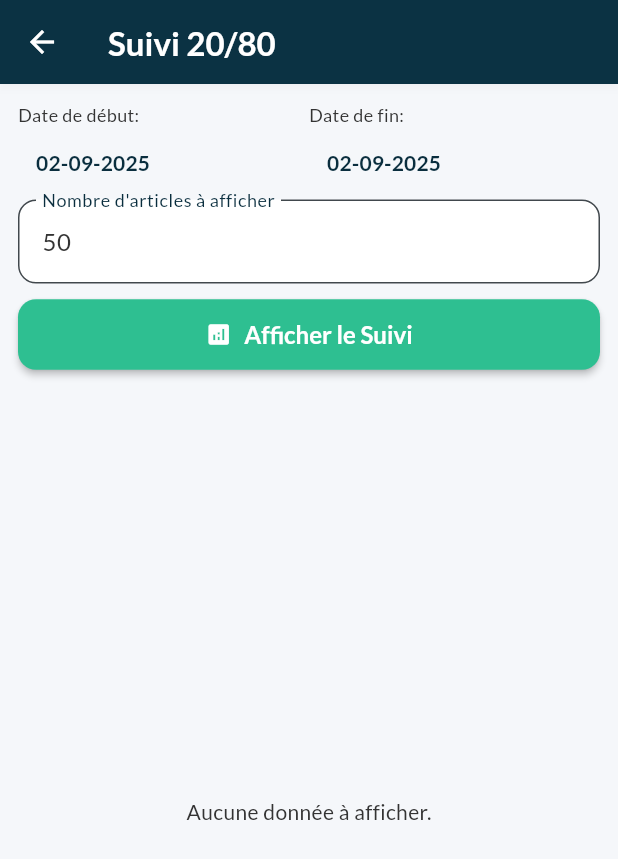
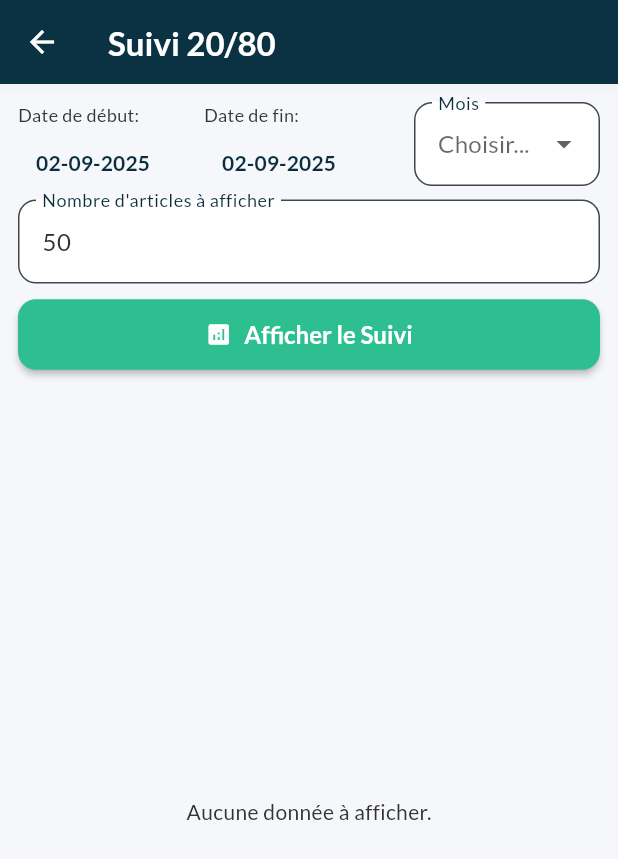
Before and after one commit to airm5500/prestige_app, a Flutter app: the Suivi2080Screen screen opened directly, on a phone screen of 412 x 824 dp. Shown: the top 859 px of the screen. Run offline on Flutter 3.47's test engine with Material 3 defaults, Android fonts, the phone set to English and light mode, and no system bars; our stand-ins replace csv, fl_chart, fluttertoast, google_fonts, pdf, printing and 2 more; accounts and stored records are empty; network calls fail.

Commit message:
Maj ajout date menu (tableau analyse, ca global, suivi 2080, retour fourn, detail ca)

```diff
--- a/lib/screens/suivi_20_80_screen.dart
+++ b/lib/screens/suivi_20_80_screen.dart
@@ -19,6 +19,7 @@ class _Suivi2080ScreenState extends State<Suivi2080Screen> with BaseScreenLogic<
   DateTime _startDate = DateFormatter.getDefaultStartDate();
   DateTime _endDate = DateFormatter.getDefaultEndDate();
   final TextEditingController _limitController = TextEditingController(text: '50');
+  int? _selectedMonth;
 
   @override
   void dispose() {
@@ -27,6 +28,10 @@ class _Suivi2080ScreenState extends State<Suivi2080Screen> with BaseScreenLogic<
   }
 
   Future<void> _loadData() async {
+    setState(() {
+      _dataList = [];
+    });
+
     final queryParams = {
       'dtStart': DateFormatter.toApiFormat(_startDate),
       'dtEnd': DateFormatter.toApiFormat(_endDate),
@@ -51,7 +56,6 @@ class _Suivi2080ScreenState extends State<Suivi2080Screen> with BaseScreenLogic<
     }
   }
 
-  // AJOUT: Widget d'aide pour construire les lignes de détail
   Widget _buildDetailRow(String label, String value, {TextStyle? valueStyle}) {
     return Padding(
       padding: const EdgeInsets.symmetric(vertical: 2.0),
@@ -64,6 +68,94 @@ class _Suivi2080ScreenState extends State<Suivi2080Screen> with BaseScreenLogic<
           ],
         ),
       ),
+    );
+  }
+
+  Future<void> _selectDate(BuildContext context, bool isStartDate) async {
+    final DateTime? picked = await showDatePicker(
+      context: context,
+      initialDate: isStartDate ? _startDate : _endDate,
+      firstDate: DateTime(2000),
+      lastDate: DateTime(2101),
+      locale: const Locale('fr', 'FR'),
+    );
+    if (picked != null) {
+      if (mounted) {
+        setState(() {
+          if (isStartDate) {
+            _startDate = picked;
+            if (_endDate.isBefore(_startDate)) _endDate = _startDate;
+          } else {
+            _endDate = picked;
+            if (_startDate.isAfter(_endDate)) _startDate = _endDate;
+          }
+          _selectedMonth = null;
+        });
+      }
+    }
+  }
+
+  Widget _buildDatePicker(BuildContext context) {
+    return Column(
+      children: [
+        Row(
+          mainAxisAlignment: MainAxisAlignment.spaceAround,
+          children: <Widget>[
+            Expanded(
+              child: Column(
+                crossAxisAlignment: CrossAxisAlignment.start,
+                children: [
+                  const Text("Date de début:", style: TextStyle(fontSize: 12)),
+                  TextButton(
+                    onPressed: () => _selectDate(context, true),
+                    child: Text(DateFormatter.toDisplayFormat(_startDate), style: TextStyle(color: Theme.of(context).primaryColor, fontWeight: FontWeight.bold)),
+                  ),
+                ],
+              ),
+            ),
+            Expanded(
+              child: Column(
+                crossAxisAlignment: CrossAxisAlignment.start,
+                children: [
+                  const Text("Date de fin:", style: TextStyle(fontSize: 12)),
+                  TextButton(
+                    onPressed: () => _selectDate(context, false),
+                    child: Text(DateFormatter.toDisplayFormat(_endDate), style: TextStyle(color: Theme.of(context).primaryColor, fontWeight: FontWeight.bold)),
+                  ),
+                ],
+              ),
+            ),
+          ],
+        ),
+      ],
+    );
+  }
+
+  Widget _buildMonthPicker() {
+    final now = DateTime.now();
+    final months = List.generate(now.month, (index) => index + 1);
+
+    return DropdownButtonFormField<int>(
+      decoration: const InputDecoration(labelText: 'Mois'),
+      value: _selectedMonth,
+      hint: const Text('Choisir...'),
+      items: months.map((month) {
+        return DropdownMenuItem<int>(
+          value: month,
+          child: Text(DateFormat.MMMM('fr_FR').format(DateTime(now.year, month))),
+        );
+      }).toList(),
+      onChanged: (value) {
+        if (value != null) {
+          setState(() {
+            _selectedMonth = value;
+            final year = now.year;
+            _startDate = DateTime(year, value, 1);
+            _endDate = DateTime(year, value + 1, 0);
+          });
+          _loadData();
+        }
+      },
     );
   }
 
@@ -81,7 +173,14 @@ class _Suivi2080ScreenState extends State<Suivi2080Screen> with BaseScreenLogic<
             padding: const EdgeInsets.all(12.0),
             child: Column(
               children: [
-                _buildDatePicker(context),
+                Row(
+                  crossAxisAlignment: CrossAxisAlignment.start,
+                  children: [
+                    Expanded(flex: 2, child: _buildDatePicker(context)),
+                    const SizedBox(width: 16),
+                    Expanded(flex: 1, child: _buildMonthPicker()),
+                  ],
+                ),
                 TextFormField(
                   controller: _limitController,
                   decoration: const InputDecoration(
@@ -130,7 +229,6 @@ class _Suivi2080ScreenState extends State<Suivi2080Screen> with BaseScreenLogic<
                             Text(item.libelle, style: const TextStyle(fontWeight: FontWeight.bold, fontSize: 16)),
                             const SizedBox(height: 8),
                             _buildDetailRow('CIP', item.cip),
-                            // MODIFICATION: Application des styles demandés
                             _buildDetailRow(
                               'Quantité Vendue',
                               '${item.quantiteVendue}',
@@ -157,59 +255,4 @@ class _Suivi2080ScreenState extends State<Suivi2080Screen> with BaseScreenLogic<
       ),
     );
   }
-
-  Future<void> _selectDate(BuildContext context, bool isStartDate) async {
-    final DateTime? picked = await showDatePicker(
-      context: context,
-      initialDate: isStartDate ? _startDate : _endDate,
-      firstDate: DateTime(2000),
-      lastDate: DateTime(2101),
-      locale: const Locale('fr', 'FR'),
-    );
-    if (picked != null) {
-      if (mounted) {
-        setState(() {
-          if (isStartDate) {
-            _startDate = picked;
-            if (_endDate.isBefore(_startDate)) _endDate = _startDate;
-          } else {
-            _endDate = picked;
-            if (_startDate.isAfter(_endDate)) _startDate = _endDate;
-          }
-        });
-      }
-    }
-  }
-
-  Widget _buildDatePicker(BuildContext context) {
-    return Row(
-      mainAxisAlignment: MainAxisAlignment.spaceAround,
-      children: <Widget>[
-        Expanded(
-          child: Column(
-            crossAxisAlignment: CrossAxisAlignment.start,
-            children: [
-              const Text("Date de début:", style: TextStyle(fontSize: 12)),
-              TextButton(
-                onPressed: () => _selectDate(context, true),
-                child: Text(DateFormatter.toDisplayFormat(_startDate), style: TextStyle(color: Theme.of(context).primaryColor, fontWeight: FontWeight.bold)),
-              ),
-            ],
-          ),
-        ),
-        Expanded(
-          child: Column(
-            crossAxisAlignment: CrossAxisAlignment.start,
-            children: [
-              const Text("Date de fin:", style: TextStyle(fontSize: 12)),
-              TextButton(
-                onPressed: () => _selectDate(context, false),
-                child: Text(DateFormatter.toDisplayFormat(_endDate), style: TextStyle(color: Theme.of(context).primaryColor, fontWeight: FontWeight.bold)),
-              ),
-            ],
-          ),
-        ),
-      ],
-    );
-  }
 }
```
Also changed, not shown: lib/screens/ca_comptant_screen.dart (+49 -10 lines), lib/screens/ca_global_screen.dart (+45 -14 lines), lib/screens/retours_fournisseurs_screen.dart (+108 -65 lines), lib/screens/tableau_bord_analyse_menu_screen.dart (+47 -9 lines).
